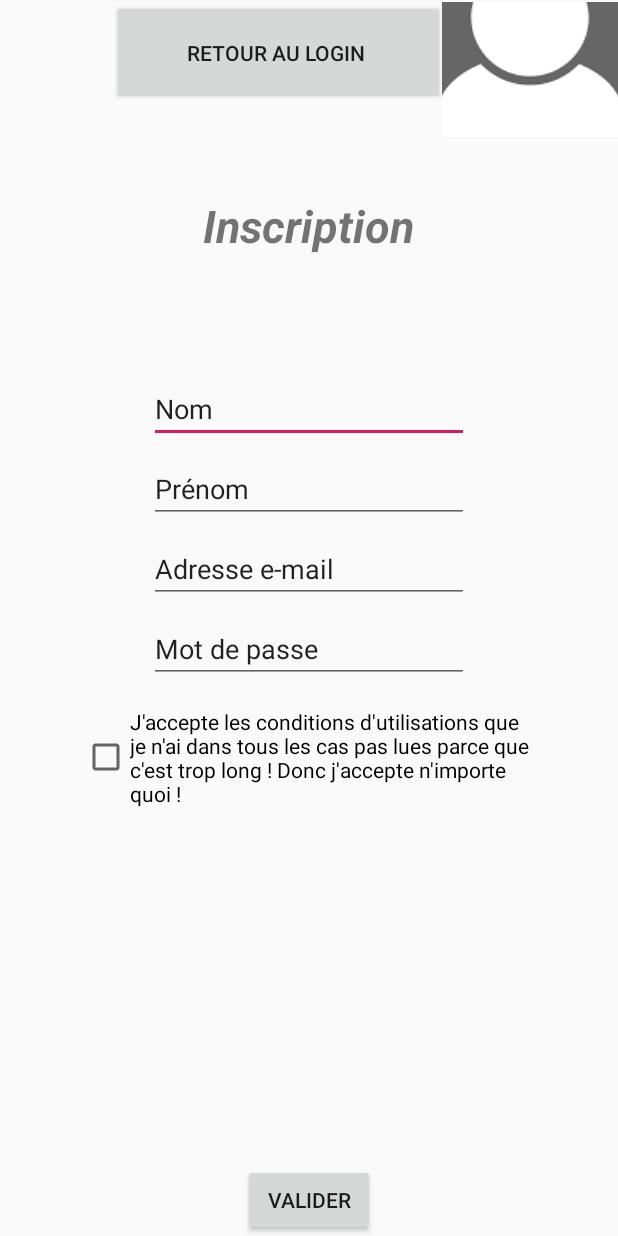
After one commit to Antooooo/Stock_n_Go, an Android app: the Pageinscription screen opened directly, with no data from a screen before it, on a phone screen of 412 x 824 dp. The commit adds this screen. Run offline under Robolectric (Android 15) with nearby library versions, the phone set to English and light mode, and no system bars.

Commit message:
creations des connexions mais pb pour la page : pb de layout ? normalement oui mais comment resoudre

```diff
--- a/app/build.gradle
+++ b/app/build.gradle
@@ -24,6 +24,8 @@ dependencies {
     implementation 'androidx.appcompat:appcompat:1.0.2'
     implementation 'androidx.constraintlayout:constraintlayout:1.1.3'
     implementation 'com.google.android.material:material:1.0.0'
+    implementation 'androidx.annotation:annotation:1.1.0'
+    implementation 'androidx.lifecycle:lifecycle-extensions:2.0.0'
     testImplementation 'junit:junit:4.12'
     androidTestImplementation 'androidx.test.ext:junit:1.1.0'
     androidTestImplementation 'androidx.test.espresso:espresso-core:3.1.1'
--- /dev/null
+++ b/app/src/main/java/com/example/stock_n_go/Pageinscription.java
@@ -0,0 +1,35 @@
+package com.example.stock_n_go;
+
+import androidx.appcompat.app.AppCompatActivity;
+
+import android.content.Intent;
+import android.os.Bundle;
+import android.view.View;
+import android.widget.Button;
+
+public class Pageinscription extends AppCompatActivity {
+
+    private Button retourlogin;
+
+
+    @Override
+    protected void onCreate(Bundle savedInstanceState) {
+        super.onCreate(savedInstanceState);
+        setContentView(R.layout.activity_pageinscription);
+    }
+
+    retourlogin = (Button) findViewById(R.id.retourlog);
+    retourlogin.setOnClickListener(new View.OnClickListener() {
+        @Override
+        public void onClick(View v) {
+            retourpageconnex();
+        }
+    });
+
+
+
+    public void retourpageconnex() {
+        Intent intent1 = new Intent(this, MainActivity.class);
+        startActivity(intent1);
+    }
+}
--- /dev/null
+++ b/app/src/main/res/layout/activity_pageinscription.xml
@@ -0,0 +1,97 @@
+<?xml version="1.0" encoding="utf-8"?>
+<RelativeLayout xmlns:android="http://schemas.android.com/apk/res/android"
+    xmlns:app="http://schemas.android.com/apk/res-auto"
+    xmlns:tools="http://schemas.android.com/tools"
+    android:layout_width="match_parent"
+    android:layout_height="match_parent"
+    tools:context=".Pageinscription">
+
+    <Button
+        android:id="@+id/retourlog"
+        android:layout_width="222dp"
+        android:layout_height="70dp"
+        android:layout_marginRight="-2dp"
+        android:layout_toLeftOf="@id/imageButton"
+
+        android:text="Retour au login " />
+
+    <ImageButton
+        android:id="@+id/imageButton"
+        android:layout_width="117dp"
+        android:layout_height="90dp"
+        android:layout_alignParentRight="true"
+        android:layout_marginTop="1dp"
+        app:srcCompat="@drawable/compte" />
+
+    <TextView
+        android:id="@+id/textView4"
+        android:layout_width="235dp"
+        android:layout_height="68dp"
+        android:layout_centerHorizontal="true"
+        android:layout_marginVertical="130dp"
+
+        android:text="Inscription"
+        android:textAlignment="center"
+        android:textSize="30sp"
+        android:textStyle="bold|italic" />
+
+    <EditText
+        android:id="@+id/editText3"
+        android:layout_width="wrap_content"
+        android:layout_height="wrap_content"
+        android:ems="10"
+        android:layout_centerHorizontal="true"
+        android:layout_marginTop="250dp"
+        android:inputType="textPersonName"
+        android:text="Nom" />
+
+    <EditText
+        android:id="@+id/editText4"
+        android:layout_width="wrap_content"
+        android:layout_height="wrap_content"
+        android:layout_below="@id/editText3"
+        android:layout_centerHorizontal="true"
+        android:layout_marginTop="8dp"
+        android:ems="10"
+        android:inputType="textPersonName"
+        android:text="Prénom" />
+
+    <EditText
+        android:id="@+id/editText5"
+        android:layout_width="wrap_content"
+        android:layout_height="wrap_content"
+        android:layout_below="@id/editText4"
+        android:layout_centerHorizontal="true"
+        android:layout_marginTop="8dp"
+        android:ems="10"
+        android:inputType="textPersonName"
+        android:text="Adresse e-mail" />
+
+    <EditText
+        android:id="@+id/editText6"
+        android:layout_width="wrap_content"
+        android:layout_height="wrap_content"
+        android:layout_below="@id/editText5"
+        android:layout_centerHorizontal="true"
+        android:layout_marginTop="8dp"
+        android:ems="10"
+        android:inputType="textPersonName"
+        android:text="Mot de passe" />
+
+    <CheckBox
+        android:id="@+id/checkBox3"
+        android:layout_width="302dp"
+        android:layout_height="99dp"
+        android:layout_below="@id/editText6"
+        android:layout_centerHorizontal="true"
+        android:text="J'accepte les conditions d'utilisations que je n'ai dans tous les cas pas lues parce que c'est trop long ! Donc j'accepte n'importe quoi !" />
+
+    <Button
+        android:id="@+id/bouttonvalidation"
+        android:layout_width="wrap_content"
+        android:layout_height="wrap_content"
+        android:layout_alignParentBottom="true"
+        android:layout_centerHorizontal="true"
+        android:text="Valider" />
+
+</RelativeLayout>
--- a/app/src/main/res/values/dimens.xml
+++ b/app/src/main/res/values/dimens.xml
@@ -1,3 +1,6 @@
 <resources>
     <dimen name="fab_margin">16dp</dimen>
+    <!-- Default screen margins, per the Android Design guidelines. -->
+    <dimen name="activity_horizontal_margin">16dp</dimen>
+    <dimen name="activity_vertical_margin">16dp</dimen>
 </resources>
```
Also changed, not shown: app/src/main/AndroidManifest.xml (+6 -1 lines), app/src/main/java/com/example/stock_n_go/data/LoginDataSource.java (added, +29 -0 lines), app/src/main/java/com/example/stock_n_go/data/LoginRepository.java (added, +54 -0 lines), app/src/main/java/com/example/stock_n_go/data/Result.java (added, +48 -0 lines), app/src/main/java/com/example/stock_n_go/data/model/LoggedInUser.java (added, +23 -0 lines), app/src/main/java/com/example/stock_n_go/pageconnexion.java (added, +14 -0 lines), app/src/main/java/com/example/stock_n_go/ui/login/LoggedInUserView.java (added, +17 -0 lines), app/src/main/java/com/example/stock_n_go/ui/login/LoginFormState.java (added, +40 -0 lines), app/src/main/java/com/example/stock_n_go/ui/login/LoginResult.java (added, +31 -0 lines), app/src/main/java/com/example/stock_n_go/ui/login/LoginViewModel.java (added, +70 -0 lines), app/src/main/java/com/example/stock_n_go/ui/login/LoginViewModelFactory.java (added, +26 -0 lines), app/src/main/java/com/example/stock_n_go/ui/login/pageLogin.java (added, +131 -0 lines), app/src/main/res/layout/activity_mesfiches.xml (+8 -7 lines), app/src/main/res/layout/activity_newfiches.xml (+20 -9 lines), 2 more files.
